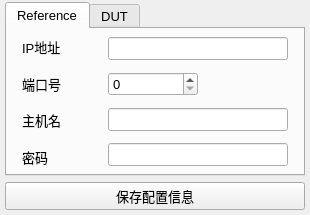
The window that ui/serverConf.ui (zfcfuture/CADS) describes before a commit, drawn with Qt 5.
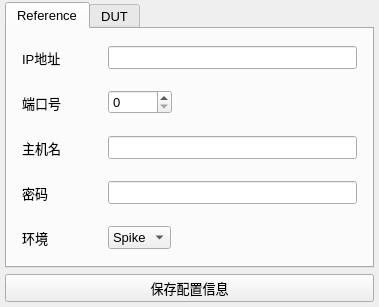
The same window after the commit. The open tabs and pages were chosen to show the change.

```diff
--- a/ui/serverConf.ui
+++ b/ui/serverConf.ui
@@ -6,8 +6,8 @@
    <rect>
     <x>0</x>
     <y>0</y>
-    <width>310</width>
-    <height>215</height>
+    <width>379</width>
+    <height>307</height>
    </rect>
   </property>
   <property name="minimumSize">
@@ -18,8 +18,8 @@
   </property>
   <property name="maximumSize">
    <size>
-    <width>310</width>
-    <height>215</height>
+    <width>10000</width>
+    <height>11000</height>
    </size>
   </property>
   <property name="font">
@@ -55,27 +55,33 @@
       <attribute name="title">
        <string>Reference</string>
       </attribute>
-      <layout class="QHBoxLayout" name="horizontalLayout">
+      <layout class="QVBoxLayout" name="verticalLayout">
        <property name="leftMargin">
         <number>15</number>
        </property>
-       <property name="topMargin">
-        <number>2</number>
-       </property>
        <property name="rightMargin">
         <number>15</number>
        </property>
-       <property name="bottomMargin">
-        <number>2</number>
-       </property>
        <item>
-        <layout class="QVBoxLayout" name="verticalLayout">
+        <layout class="QHBoxLayout" name="horizontalLayout">
          <item>
           <widget class="QLabel" name="label">
+           <property name="sizePolicy">
+            <sizepolicy hsizetype="Preferred" vsizetype="Preferred">
+             <horstretch>0</horstretch>
+             <verstretch>0</verstretch>
+            </sizepolicy>
+           </property>
            <property name="minimumSize">
             <size>
              <width>80</width>
-             <height>0</height>
+             <height>40</height>
+            </size>
+           </property>
+           <property name="maximumSize">
+            <size>
+             <width>80</width>
+             <height>16777215</height>
             </size>
            </property>
            <property name="text">
@@ -83,52 +89,32 @@
            </property>
           </widget>
          </item>
-         <item>
-          <widget class="QLabel" name="label_2">
-           <property name="minimumSize">
-            <size>
-             <width>80</width>
-             <height>0</height>
-            </size>
-           </property>
-           <property name="text">
-            <string>端口号</string>
-           </property>
-          </widget>
-         </item>
-         <item>
-          <widget class="QLabel" name="label_3">
-           <property name="minimumSize">
-            <size>
-             <width>80</width>
-             <height>0</height>
-            </size>
-           </property>
-           <property name="text">
-            <string>主机名</string>
-           </property>
-          </widget>
-         </item>
-         <item>
-          <widget class="QLabel" name="label_4">
-           <property name="minimumSize">
-            <size>
-             <width>80</width>
-             <height>0</height>
-            </size>
-           </property>
-           <property name="text">
-            <string>密码</string>
-           </property>
-          </widget>
-         </item>
-        </layout>
-       </item>
-       <item>
-        <layout class="QVBoxLayout" name="verticalLayout_2">
          <item>
           <widget class="QLineEdit" name="IPEdit"/>
          </item>
+        </layout>
+       </item>
+       <item>
+        <layout class="QHBoxLayout" name="horizontalLayout_4">
+         <item>
+          <widget class="QLabel" name="label_2">
+           <property name="minimumSize">
+            <size>
+             <width>80</width>
+             <height>40</height>
+            </size>
+           </property>
+           <property name="maximumSize">
+            <size>
+             <width>80</width>
+             <height>16777215</height>
+            </size>
+           </property>
+           <property name="text">
+            <string>端口号</string>
+           </property>
+          </widget>
+         </item>
          <item>
           <widget class="QSpinBox" name="PortSpinBox">
            <property name="maximumSize">
@@ -143,20 +129,111 @@
           </widget>
          </item>
          <item>
+          <spacer name="horizontalSpacer_3">
+           <property name="orientation">
+            <enum>Qt::Horizontal</enum>
+           </property>
+           <property name="sizeHint" stdset="0">
+            <size>
+             <width>40</width>
+             <height>20</height>
+            </size>
+           </property>
+          </spacer>
+         </item>
+        </layout>
+       </item>
+       <item>
+        <layout class="QHBoxLayout" name="horizontalLayout_5">
+         <item>
+          <widget class="QLabel" name="label_3">
+           <property name="minimumSize">
+            <size>
+             <width>80</width>
+             <height>40</height>
+            </size>
+           </property>
+           <property name="text">
+            <string>主机名</string>
+           </property>
+          </widget>
+         </item>
+         <item>
           <widget class="QLineEdit" name="HostnameEdit"/>
          </item>
+        </layout>
+       </item>
+       <item>
+        <layout class="QHBoxLayout" name="horizontalLayout_6">
+         <item>
+          <widget class="QLabel" name="label_4">
+           <property name="minimumSize">
+            <size>
+             <width>80</width>
+             <height>40</height>
+            </size>
+           </property>
+           <property name="text">
+            <string>密码</string>
+           </property>
+          </widget>
+         </item>
          <item>
           <widget class="QLineEdit" name="PasswdEdit"/>
          </item>
         </layout>
        </item>
+       <item>
+        <layout class="QHBoxLayout" name="horizontalLayout_3">
+         <item>
+          <widget class="QLabel" name="label_9">
+           <property name="minimumSize">
+            <size>
+             <width>80</width>
+             <height>40</height>
+            </size>
+           </property>
+           <property name="text">
+            <string>环境</string>
+           </property>
+          </widget>
+         </item>
+         <item>
+          <widget class="QComboBox" name="comboBox">
+           <item>
+            <property name="text">
+             <string>Spike</string>
+            </property>
+           </item>
+           <item>
+            <property name="text">
+             <string>gem5</string>
+            </property>
+           </item>
+          </widget>
+         </item>
+         <item>
+          <spacer name="horizontalSpacer">
+           <property name="orientation">
+            <enum>Qt::Horizontal</enum>
+           </property>
+           <property name="sizeHint" stdset="0">
+            <size>
+             <width>40</width>
+             <height>20</height>
+            </size>
+           </property>
+          </spacer>
+         </item>
+        </layout>
+       </item>
       </layout>
      </widget>
      <widget class="QWidget" name="tab_2">
       <attribute name="title">
        <string>DUT</string>
       </attribute>
-      <layout class="QHBoxLayout" name="horizontalLayout_2">
+      <layout class="QVBoxLayout" name="verticalLayout_2">
        <property name="leftMargin">
         <number>15</number>
        </property>
```
Left out of the diff: 163 changed lines with no effect on the pictures.
